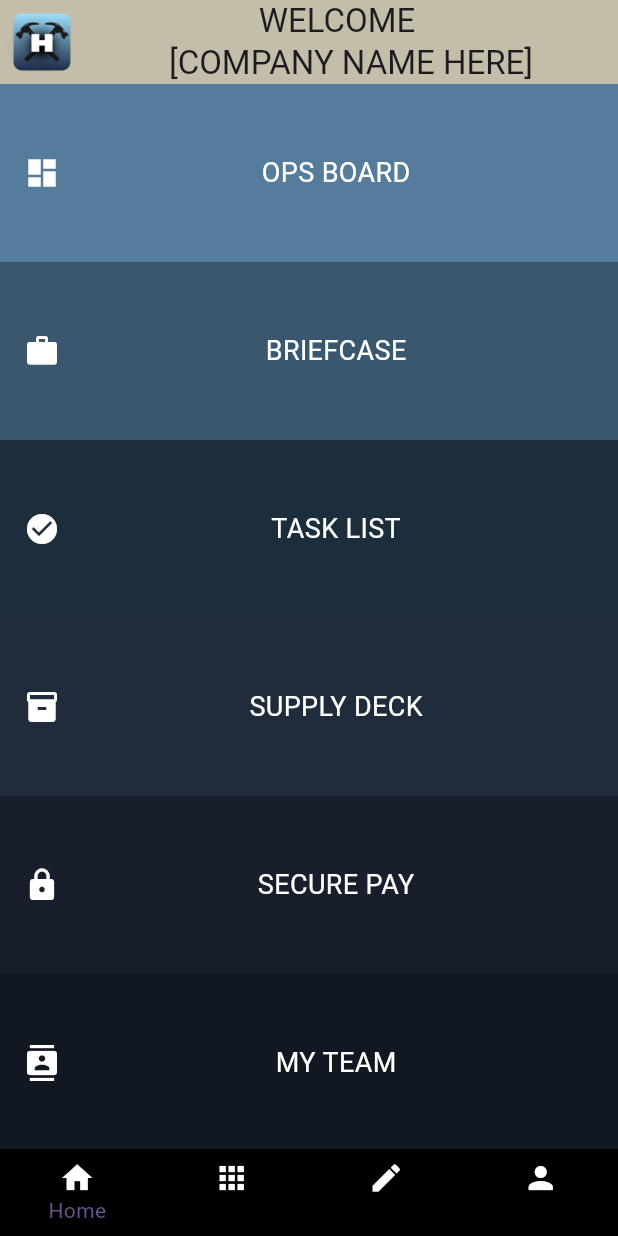
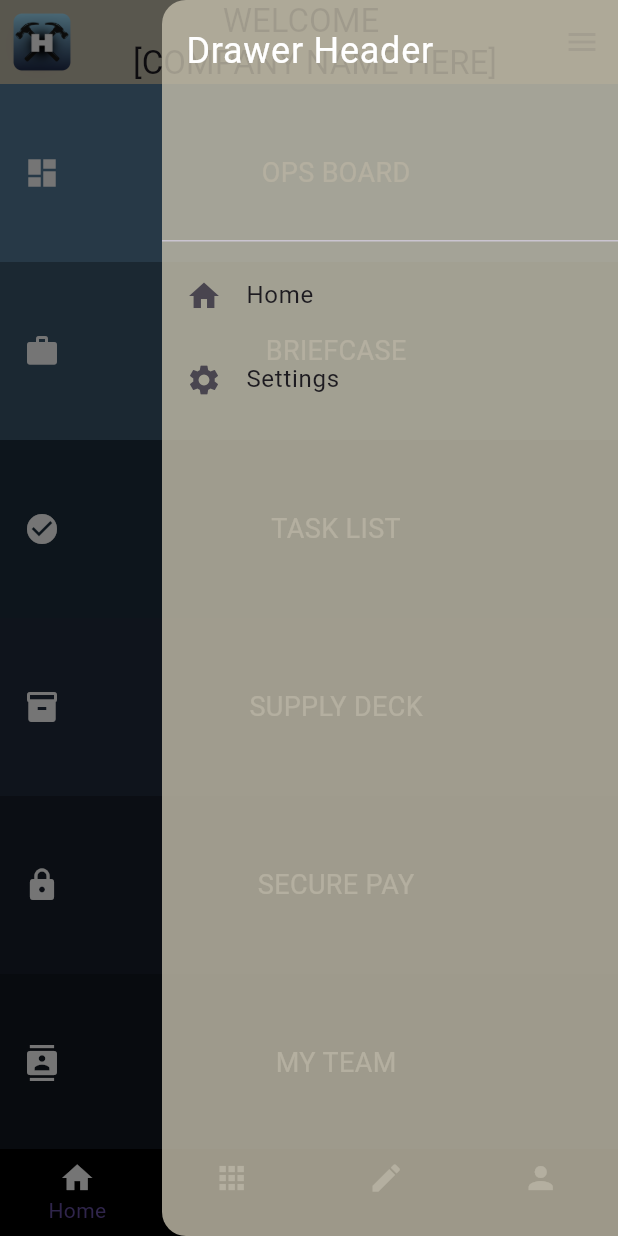
Before and after one commit to LordHandLee/HammerOps, a Flutter app: the MyHomePage screen opened by its route, with the side drawer open (before the commit the screen has no drawer), on a phone screen of 412 x 824 dp. Run offline on Flutter 3.47's test engine with Material 3 defaults, Android fonts, the phone set to English and light mode, and no system bars; our stand-ins replace fl_chart.

Commit message:
added drawer icon to AppBar

```diff
--- a/lib/main.dart
+++ b/lib/main.dart
@@ -33,7 +33,9 @@ class HammerOps extends StatelessWidget {
         //
         // This works for code too, not just values: Most code changes can be
         // tested with just a hot reload.
-        colorScheme: ColorScheme.fromSeed(seedColor: Colors.deepPurple),
+        // colorScheme: ColorScheme.fromSeed(seedColor: Colors.deepPurple),
+        canvasColor: Colors.transparent,
+        useMaterial3: true,
       ),
       // home: const MyHomePage(title: 'Hammer Ops Demo Home Page'),
       initialRoute: '/login',
@@ -169,6 +171,46 @@ class _MyHomePageState extends State<MyHomePage> {
           ),
           title: Center(child: const Text('\t\t\t\t\t\t\t\t\t\t\tWELCOME\n[COMPANY NAME HERE]')),
           backgroundColor: Color.fromARGB(255, 195, 189, 170)),
+      endDrawer: Drawer(
+        backgroundColor: Color.fromARGB(205, 195, 189, 170),
+        child: SafeArea(
+          child:ListView(
+            // padding: EdgeInsets.zero,
+            // padding: const EdgeInsets.all(0.0), // Important for full screen drawer
+            children: <Widget>[
+              DrawerHeader(
+                decoration: BoxDecoration(
+                  // color: Color.fromARGB(205, 195, 189, 170),
+                ),
+                child: Text(
+                  'Drawer Header',
+                  style: TextStyle(
+                    color: Colors.white,
+                    fontSize: 24,
+                  ),
+                ),
+              ),
+              ListTile(
+                leading: Icon(Icons.home),
+                title: Text('Home'),
+                onTap: () {
+                  // Handle navigation to Home page
+                  Navigator.pop(context); // Close the drawer
+                },
+              ),
+              ListTile(
+                leading: Icon(Icons.settings),
+                title: Text('Settings'),
+                onTap: () {
+                  // Handle navigation to Settings page
+                  Navigator.pop(context); // Close the drawer
+                },
+              ),
+            ],
+          ),
+      ),
+      ),
+
       bottomNavigationBar: BottomNavigationBar(
         type: BottomNavigationBarType.fixed,
         backgroundColor: Colors.black,
@@ -181,6 +223,8 @@ class _MyHomePageState extends State<MyHomePage> {
           BottomNavigationBarItem(icon: Icon(Icons.person, color: Colors.white,), label: 'Settings'),
         ],
       ),
+
+
       body: _pages[_selectedIndex],
       // body: SafeArea(
       //   // scrollable column so expanded tiles can push content and we can scroll
--- a/pubspec.yaml
+++ b/pubspec.yaml
@@ -34,6 +34,7 @@ dependencies:
   # The following adds the Cupertino Icons font to your application.
   # Use with the CupertinoIcons class for iOS style icons.
   cupertino_icons: ^1.0.8
+  fl_chart: ^1.1.0
 
 dev_dependencies:
   flutter_test:
```
Also changed, not shown: lib/screens/dashboard.dart (+8 -0 lines), pubspec.lock.
